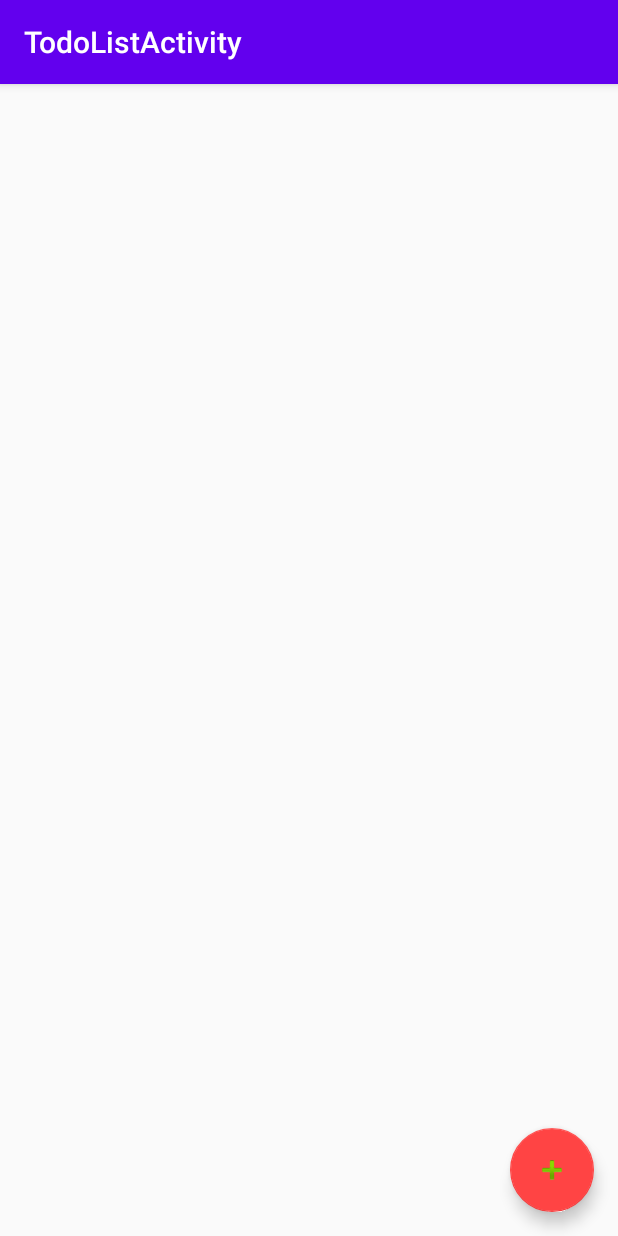
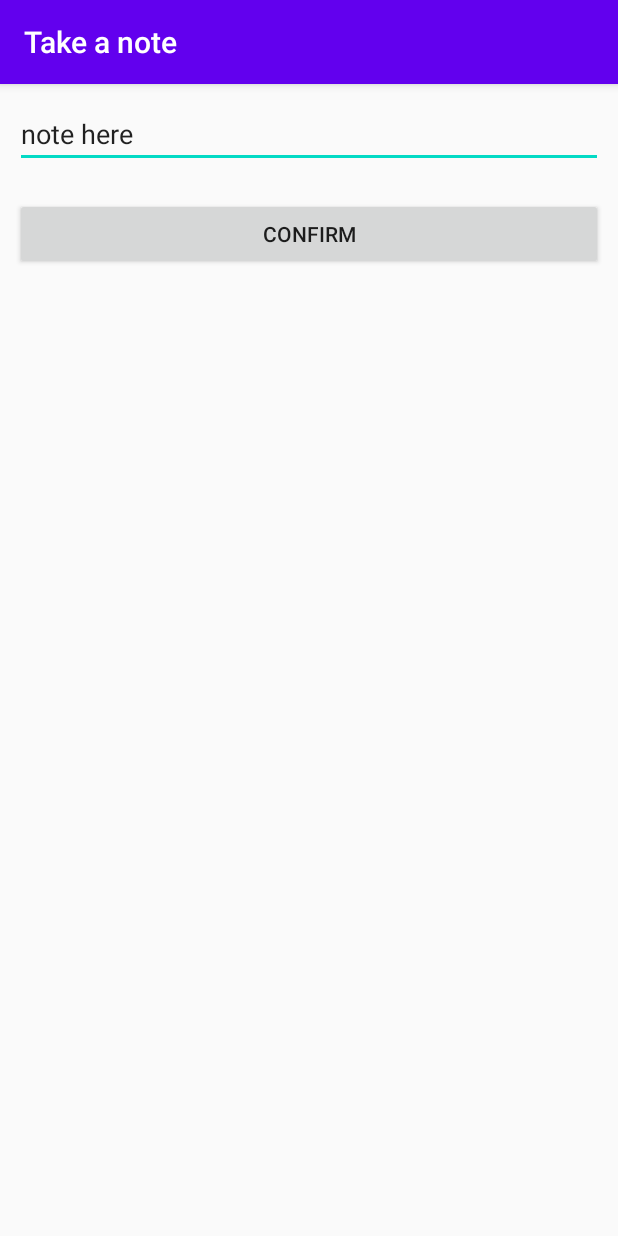
Before and after one commit to haruhiui/Android2020, an Android app: the screen it shows after launch (TodoListActivity before the commit, TodoListTakeNoteActivity after it), after a tap on an icon or button, on a phone screen of 412 x 824 dp. Run offline under Robolectric (Android 15) with nearby library versions, the phone set to English and light mode, and no system bars; our stand-ins replace Room's generated code.

Commit message:
hw6: todo list

```diff
--- a/app/src/main/AndroidManifest.xml
+++ b/app/src/main/AndroidManifest.xml
@@ -19,6 +19,9 @@
                 <category android:name="android.intent.category.LAUNCHER" />
             </intent-filter>
         </activity>
+        <activity
+            android:name=".activity.TodoListTakeNoteActivity"
+            android:label="Take a note"></activity>
     </application>
 
 </manifest>
--- a/app/src/main/java/com/bytedance/todolist/activity/TodoListActivity.java
+++ b/app/src/main/java/com/bytedance/todolist/activity/TodoListActivity.java
@@ -1,5 +1,6 @@
 package com.bytedance.todolist.activity;
 
+import android.content.Intent;
 import android.os.Bundle;
 
 import com.bytedance.todolist.database.TodoListDao;
@@ -12,6 +13,8 @@ import androidx.appcompat.widget.Toolbar;
 import androidx.recyclerview.widget.LinearLayoutManager;
 import androidx.recyclerview.widget.RecyclerView;
 
+import android.os.Handler;
+import android.util.Log;
 import android.view.View;
 
 import com.bytedance.todolist.R;
@@ -42,8 +45,19 @@ public class TodoListActivity extends AppCompatActivity {
             @Override
             public void onClick(View view) {
                 // TODO
+                Intent intent = new Intent(TodoListActivity.this, TodoListTakeNoteActivity.class);
+                startActivity(intent);
             }
         });
+        final Handler handler = new Handler();
+        handler.postDelayed(new Runnable() {
+            @Override
+            public void run() {
+                loadFromDatabase();
+                handler.postDelayed(this, 1000);
+            }
+        }, 1000);
+
 
         mFab.setOnLongClickListener(new View.OnLongClickListener() {
             @Override
@@ -65,6 +79,12 @@ public class TodoListActivity extends AppCompatActivity {
         loadFromDatabase();
     }
 
+    @Override
+    protected void onResume() {
+        super.onResume();
+        loadFromDatabase();
+    }
+
     private void loadFromDatabase() {
         new Thread() {
             @Override
@@ -80,4 +100,5 @@ public class TodoListActivity extends AppCompatActivity {
             }
         }.start();
     }
+
 }
--- a/app/src/main/java/com/bytedance/todolist/activity/TodoListAdapter.java
+++ b/app/src/main/java/com/bytedance/todolist/activity/TodoListAdapter.java
@@ -1,6 +1,7 @@
 package com.bytedance.todolist.activity;
 
 import android.view.LayoutInflater;
+import android.view.View;
 import android.view.ViewGroup;
 
 import androidx.annotation.MainThread;
--- /dev/null
+++ b/app/src/main/java/com/bytedance/todolist/activity/TodoListTakeNoteActivity.java
@@ -0,0 +1,43 @@
+package com.bytedance.todolist.activity;
+
+import android.os.Bundle;
+import android.util.Log;
+import android.view.View;
+import android.widget.Button;
+import android.widget.EditText;
+
+import androidx.appcompat.app.AppCompatActivity;
+
+import com.bytedance.todolist.R;
+import com.bytedance.todolist.database.TodoListDao;
+import com.bytedance.todolist.database.TodoListDatabase;
+import com.bytedance.todolist.database.TodoListEntity;
+
+import java.util.Date;
+
+public class TodoListTakeNoteActivity extends AppCompatActivity {
+    private EditText contentView;
+    private Button confirmBtn;
+
+    @Override
+    protected void onCreate(Bundle savedInstanceState) {
+        super.onCreate(savedInstanceState);
+        setContentView(R.layout.todo_take_note_layout);
+        contentView = findViewById(R.id.text_content);
+        confirmBtn = findViewById(R.id.btn_confirm);
+
+        confirmBtn.setOnClickListener(new View.OnClickListener() {
+            @Override
+            public void onClick(View view) {
+                new Thread() {
+                    @Override
+                    public void run() {
+                        TodoListDao dao = TodoListDatabase.inst(TodoListTakeNoteActivity.this).todoListDao();
+                        dao.addTodo(new TodoListEntity(contentView.getText().toString(), new Date(System.currentTimeMillis())));
+                    }
+                }.start();
+                finish();
+            }
+        });
+    }
+}
--- a/app/src/main/java/com/bytedance/todolist/database/TodoListDao.java
+++ b/app/src/main/java/com/bytedance/todolist/database/TodoListDao.java
@@ -1,6 +1,7 @@
 package com.bytedance.todolist.database;
 
 import androidx.room.Dao;
+import androidx.room.Delete;
 import androidx.room.Insert;
 import androidx.room.Query;
 
@@ -20,4 +21,7 @@ public interface TodoListDao {
 
     @Query("DELETE FROM todo")
     void deleteAll();
+
+    @Query("DELETE FROM todo WHERE content=:content")
+    void deleteItemByContent(String content);
 }
--- /dev/null
+++ b/app/src/main/res/layout/todo_take_note_layout.xml
@@ -0,0 +1,27 @@
+<?xml version="1.0" encoding="utf-8"?>
+<LinearLayout xmlns:android="http://schemas.android.com/apk/res/android"
+    android:orientation="vertical" android:layout_width="match_parent"
+    android:layout_height="match_parent">
+
+    <com.google.android.material.textfield.TextInputLayout
+        android:layout_width="match_parent"
+        android:layout_height="match_parent">
+
+        <EditText
+            android:id="@+id/text_content"
+            android:layout_width="match_parent"
+            android:layout_height="wrap_content"
+            android:layout_margin="10dp"
+            android:inputType="textPersonName"
+            android:text="note here" />
+
+        <Button
+            android:id="@+id/btn_confirm"
+            android:layout_width="match_parent"
+            android:layout_height="wrap_content"
+            android:layout_margin="10dp"
+            android:text="confirm"/>
+
+
+    </com.google.android.material.textfield.TextInputLayout>
+</LinearLayout>
--- a/app/src/main/res/values/colors.xml
+++ b/app/src/main/res/values/colors.xml
@@ -3,4 +3,6 @@
     <color name="colorPrimary">#6200EE</color>
     <color name="colorPrimaryDark">#3700B3</color>
     <color name="colorAccent">#03DAC5</color>
+    <color name="colorGray">#EEEEEE</color>
+    <color name="colorWhite">#FFFFFF</color>
 </resources>
```
Also changed, not shown: app/src/main/java/com/bytedance/todolist/activity/TodoListItemHolder.java (+43 -0 lines), app/src/main/res/layout/todo_item_layout.xml (+37 -5 lines), build.gradle (+5 -4 lines), gradle/wrapper/gradle-wrapper.properties.
